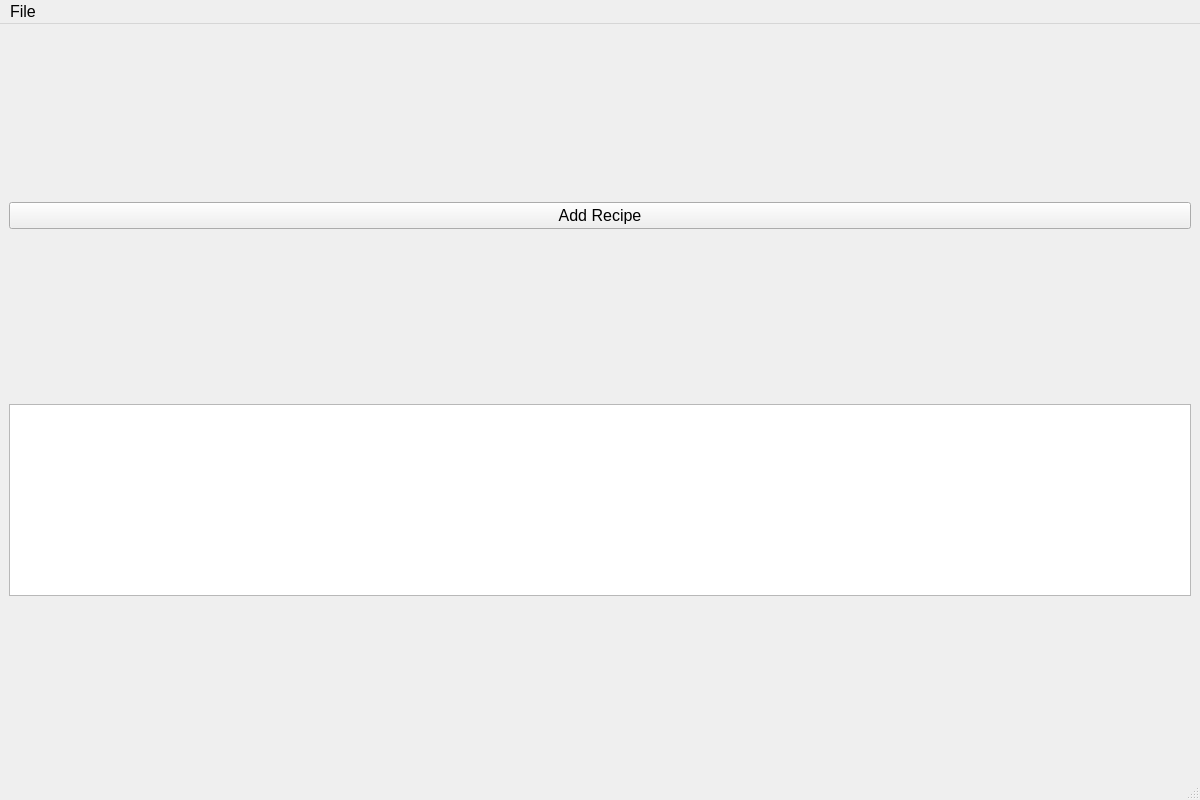
This is homepage.ui in sgomez14/team-cook2 as Qt 5 draws it before an edit. The edited form follows.
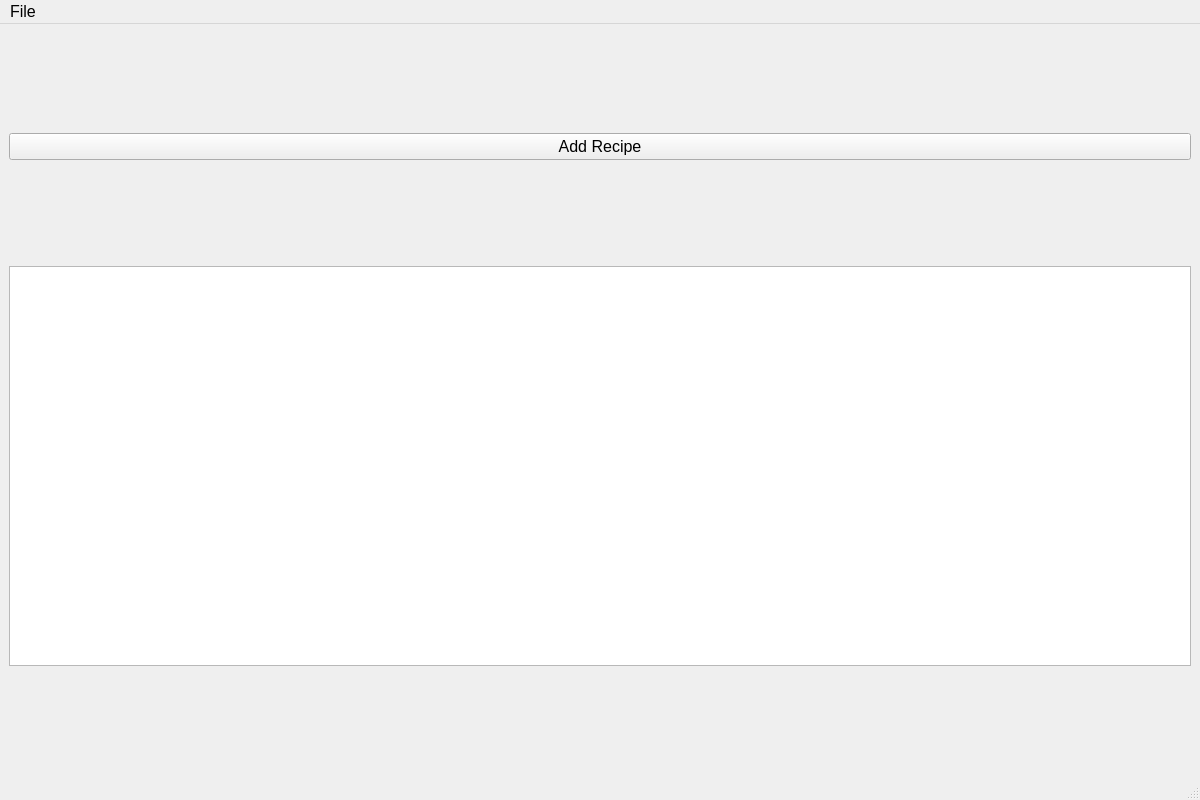
This is the edited form.

Diff of the .ui file:
```diff
--- a/homepage.ui
+++ b/homepage.ui
@@ -54,6 +54,15 @@
         <verstretch>0</verstretch>
        </sizepolicy>
       </property>
+      <property name="minimumSize">
+       <size>
+        <width>0</width>
+        <height>400</height>
+       </size>
+      </property>
+      <property name="frameShadow">
+       <enum>QFrame::Raised</enum>
+      </property>
      </widget>
     </item>
    </layout>
```
